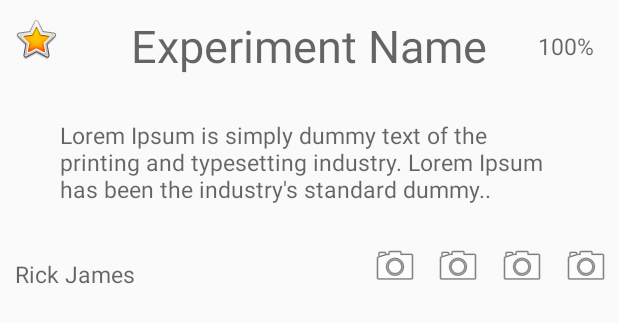
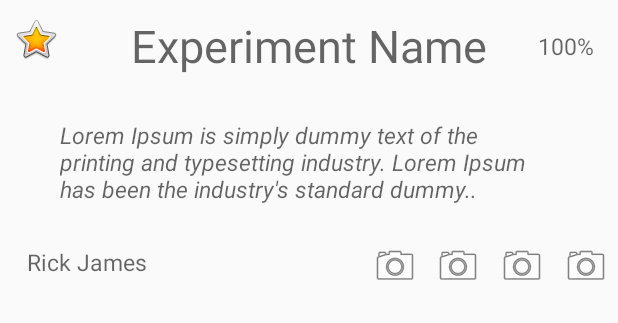
Before and after one commit to ShayRubach/CitiSci, an Android app: the layout experiment_row.xml on its own in the app's theme, with its tools: preview values and no code run, on a phone screen of 412 x 824 dp. Shown: the top 323 px of the screen. Run offline under Robolectric (Android 15) with nearby library versions, the phone set to English and light mode, and no system bars.

Commit message:
res/*: modified exp row style

```diff
--- a/app/src/main/res/layout/experiment_row.xml
+++ b/app/src/main/res/layout/experiment_row.xml
@@ -4,7 +4,16 @@
     xmlns:tools="http://schemas.android.com/tools"
     android:orientation="vertical"
     android:layout_width="match_parent"
-    android:layout_height="wrap_content">
+    android:layout_height="wrap_content"
+    >
+
+    <TextView
+        android:id="@+id/allExp_bottonColorRect"
+        android:layout_width="match_parent"
+        android:layout_height="39dp"
+        android:layout_marginTop="152dp"
+        app:layout_constraintTop_toTopOf="@+id/allExp_expName"
+        tools:layout_editor_absoluteX="0dp" />
 
     <TextView
         android:id="@+id/allExp_expName"
@@ -38,6 +47,7 @@
         android:layout_marginStart="8dp"
         android:layout_marginTop="8dp"
         android:hint="@string/lorem_ipsum_exp_description"
+        android:textStyle="italic"
         android:paddingStart="40sp"
         android:paddingEnd="40sp"
         android:textAlignment="textStart"
@@ -54,14 +64,16 @@
         android:id="@+id/allExp_previewResearcherName"
         android:layout_width="wrap_content"
         android:layout_height="wrap_content"
+        android:layout_marginStart="8dp"
         android:layout_marginTop="8dp"
+        android:layout_marginBottom="8dp"
         android:hint="@string/exp_researcher"
         android:paddingStart="10sp"
         android:paddingEnd="10sp"
         android:textAlignment="textStart"
         android:textColor="#000000"
         android:textSize="15sp"
-        app:layout_constraintBottom_toBottomOf="@+id/allExp_expName"
+        app:layout_constraintBottom_toBottomOf="parent"
         app:layout_constraintStart_toStartOf="parent"
         app:layout_constraintTop_toTopOf="parent"
         app:layout_constraintVertical_bias="1.0" />
@@ -145,4 +157,6 @@
         app:layout_constraintVertical_bias="1.0"
         app:srcCompat="@android:drawable/ic_menu_camera" />
 
+
+
 </androidx.constraintlayout.widget.ConstraintLayout>
--- a/app/src/main/res/values/colors.xml
+++ b/app/src/main/res/values/colors.xml
@@ -3,6 +3,8 @@
     <color name="colorPrimary">#3F51B5</color>
     <color name="colorPrimaryDark">#303F9F</color>
     <color name="colorAccent">#FF4081</color>
-    <color name="expRowBaseColor">#83BCF7</color>
+    <color name="expRowBaseColor">#AFD2FF</color>
+    <color name="expRowBottomColor">#CCE6FF</color>
+
 
 </resources>
```
